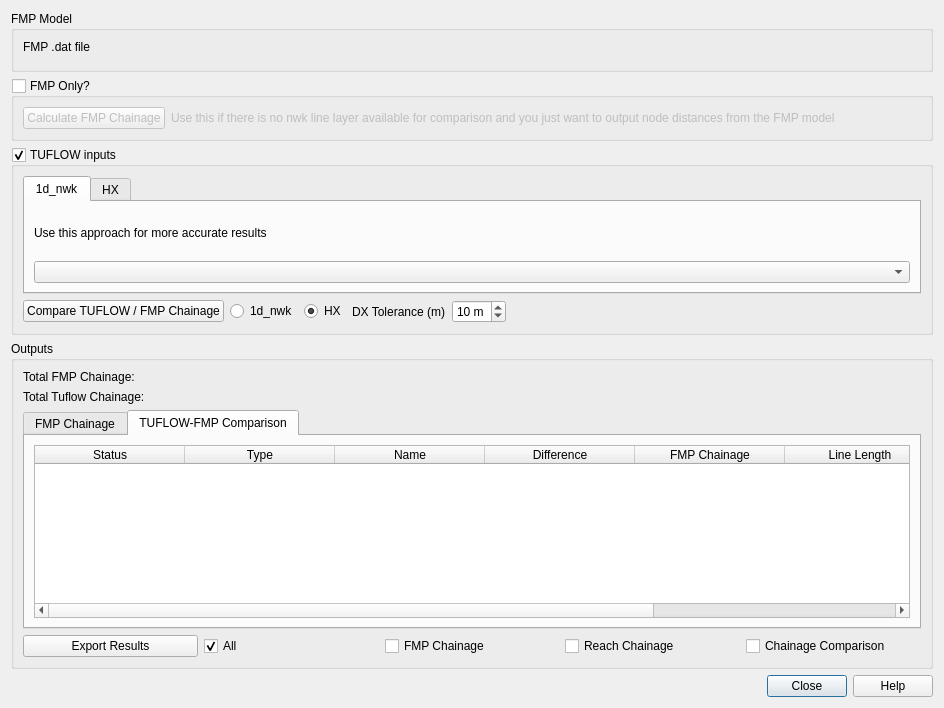
duncan-r/ModCheck, file mod_check/forms/ui_chainage_calculator_dialog.ui: the form before one commit.
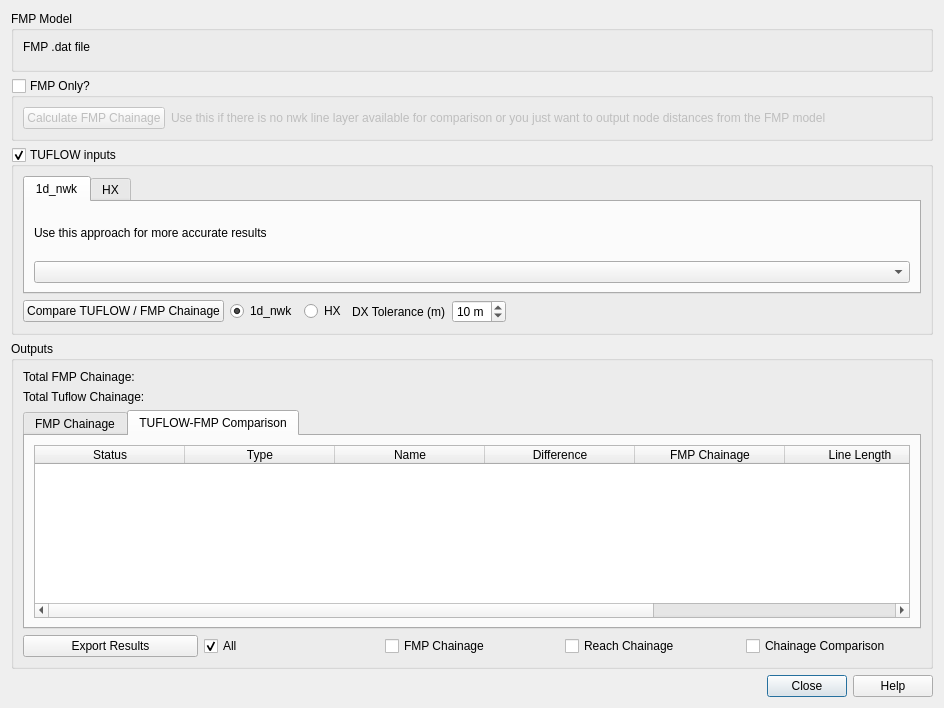
The form after the commit. The open tabs and pages were chosen to show the change. Custom widgets are drawn as their Qt base class.

```diff
--- a/mod_check/forms/ui_chainage_calculator_dialog.ui
+++ b/mod_check/forms/ui_chainage_calculator_dialog.ui
@@ -96,7 +96,7 @@
         <item>
          <widget class="QLabel" name="label_4">
           <property name="text">
-           <string>Use this if there is no nwk line layer available for comparison and you just want to output node distances from the FMP model</string>
+           <string>Use this if there is no nwk line layer available for comparison or you just want to output node distances from the FMP model</string>
           </property>
          </widget>
         </item>
@@ -260,7 +260,7 @@
            <string>1d_nwk</string>
           </property>
           <property name="checked">
-           <bool>false</bool>
+           <bool>true</bool>
           </property>
          </widget>
         </item>
@@ -270,7 +270,7 @@
            <string>HX</string>
           </property>
           <property name="checked">
-           <bool>true</bool>
+           <bool>false</bool>
           </property>
          </widget>
         </item>
```
Left out of the diff: 2 changed lines with no effect on the pictures.
